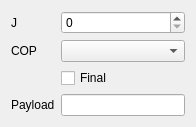
Before: the Qt Designer form TupTool/form_data.ui in gsusdev/tup, drawn with Qt 5.
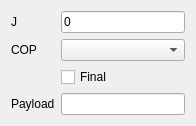
After: the same form once the commit is applied.

```diff
--- a/TupTool/form_data.ui
+++ b/TupTool/form_data.ui
@@ -21,9 +21,6 @@
      </property>
     </widget>
    </item>
-   <item row="0" column="1">
-    <widget class="QSpinBox" name="sbJ"/>
-   </item>
    <item row="1" column="0">
     <widget class="QLabel" name="label_2">
      <property name="text">
@@ -51,6 +48,13 @@
    <item row="3" column="1">
     <widget class="QLineEdit" name="lePayload"/>
    </item>
+   <item row="0" column="1">
+    <widget class="QLineEdit" name="leJ">
+     <property name="text">
+      <string>0</string>
+     </property>
+    </widget>
+   </item>
   </layout>
  </widget>
  <resources/>
```
